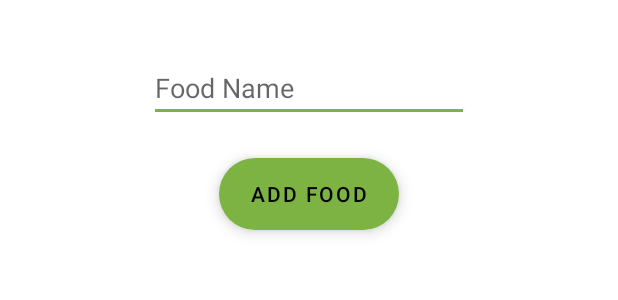
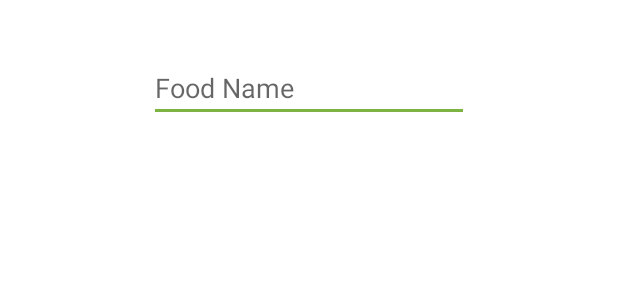
Before and after one commit to pAplakidis/ELLIOT, an Android app: the layout dialog_texts_camera.xml on its own in the app's theme, with its tools: preview values and no code run, on a phone screen of 412 x 824 dp. Shown: the top 300 px of the screen. Run offline under Robolectric (Android 15) with nearby library versions, the phone set to English and light mode, and no system bars.

Commit message:
Made the listener ( incomplete ) Fixed events-viewmodel Changed the fake DB ( datasource ) Made changes in camera dialogs Made changes and added comments in CameraActivity

```diff
--- a/app/src/main/java/com/example/elliot/data/Datasource.kt
+++ b/app/src/main/java/com/example/elliot/data/Datasource.kt
@@ -31,7 +31,10 @@ class Datasource @Inject constructor(){
                 mutableListOf(
                     FoodModel(1, "Kwriatiki",
                     "16/03/2022",
-                    mutableListOf("Tomatoula", "Aggouraki"))
+                    mutableListOf("Tomatoula", "Aggouraki")),
+                    FoodModel(4, "Test",
+                        "16/03/2022",
+                        mutableListOf("Tomatoula", "Aggouraki"))
                 )
             ),
             CardModel("Lunch",
--- a/app/src/main/java/com/example/elliot/ui/history/CalendarEvent.kt
+++ b/app/src/main/java/com/example/elliot/ui/history/CalendarEvent.kt
@@ -2,5 +2,5 @@ package com.example.elliot.ui.history
 
 sealed class CalendarEvent {
     data class OnDateClick(val datePicked: String) : CalendarEvent()
-    data class OnCardClick(val height: String) : CalendarEvent()
+//    data class OnCardClick(val height: Int) : CalendarEvent()
 }
--- a/app/src/main/res/layout/dialog_texts_camera.xml
+++ b/app/src/main/res/layout/dialog_texts_camera.xml
@@ -27,16 +27,16 @@
 <!--        app:layout_constraintStart_toStartOf="parent"-->
 <!--        app:layout_constraintTop_toBottomOf="@+id/editTextFoodName" />-->
 
-    <com.google.android.material.button.MaterialButton
-        android:id="@+id/buttonInsertIngredient"
-        style="@style/Widget.MaterialComponents.ExtendedFloatingActionButton"
-        android:layout_width="wrap_content"
-        android:layout_height="wrap_content"
-        android:layout_marginTop="24dp"
-        android:text="Add Food"
-        app:cornerRadius="28dp"
-        app:layout_constraintEnd_toEndOf="parent"
-        app:layout_constraintStart_toStartOf="parent"
-        app:layout_constraintTop_toBottomOf="@+id/editTextFoodName" />
+<!--    <com.google.android.material.button.MaterialButton-->
+<!--        android:id="@+id/buttonInsertFood"-->
+<!--        style="@style/Widget.MaterialComponents.ExtendedFloatingActionButton"-->
+<!--        android:layout_width="wrap_content"-->
+<!--        android:layout_height="wrap_content"-->
+<!--        android:layout_marginTop="24dp"-->
+<!--        android:text="Add Food"-->
+<!--        app:cornerRadius="28dp"-->
+<!--        app:layout_constraintEnd_toEndOf="parent"-->
+<!--        app:layout_constraintStart_toStartOf="parent"-->
+<!--        app:layout_constraintTop_toBottomOf="@+id/editTextFoodName" />-->
 
 </androidx.constraintlayout.widget.ConstraintLayout>
```
Also changed, not shown: app/src/main/java/com/example/elliot/ui/camera/CameraActivity.kt (+17 -12 lines), app/src/main/java/com/example/elliot/ui/history/CalendarClickListener.kt (added, +43 -0 lines), app/src/main/java/com/example/elliot/ui/history/CalendarFragment.kt (+47 -10 lines), app/src/main/java/com/example/elliot/ui/history/CalendarViewModel.kt (+12 -13 lines).
